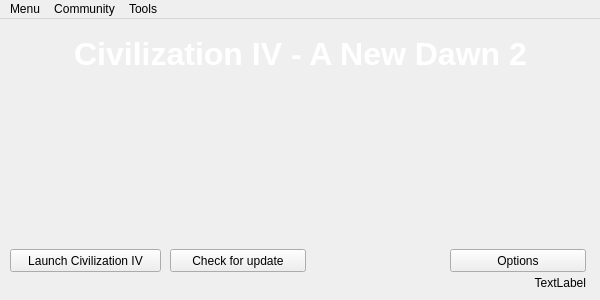
dbkblk/rand_launcher, file mainwindow.ui: the form before one commit.
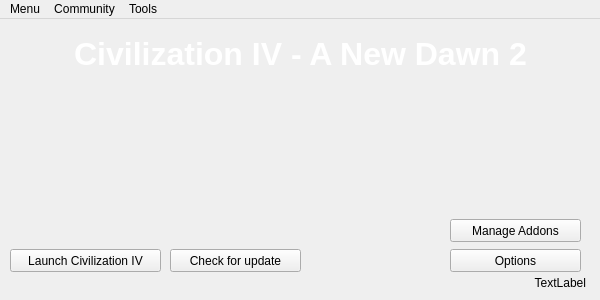
The form after the commit.

```diff
--- a/mainwindow.ui
+++ b/mainwindow.ui
@@ -90,7 +90,7 @@
      <rect>
       <x>170</x>
       <y>230</y>
-      <width>136</width>
+      <width>131</width>
       <height>23</height>
      </rect>
     </property>
@@ -103,7 +103,7 @@
      <rect>
       <x>450</x>
       <y>230</y>
-      <width>136</width>
+      <width>131</width>
       <height>23</height>
      </rect>
     </property>
@@ -142,6 +142,19 @@
      <set>Qt::AlignRight|Qt::AlignTrailing|Qt::AlignVCenter</set>
     </property>
    </widget>
+   <widget class="QPushButton" name="bt_addons">
+    <property name="geometry">
+     <rect>
+      <x>450</x>
+      <y>200</y>
+      <width>131</width>
+      <height>23</height>
+     </rect>
+    </property>
+    <property name="text">
+     <string>Manage Addons</string>
+    </property>
+   </widget>
   </widget>
   <widget class="QMenuBar" name="menuBar">
    <property name="geometry">
```
